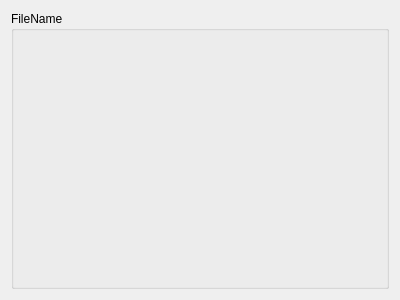
The window that imagebox.ui (grafscorp/ImageView) describes before a commit, drawn with Qt 5.
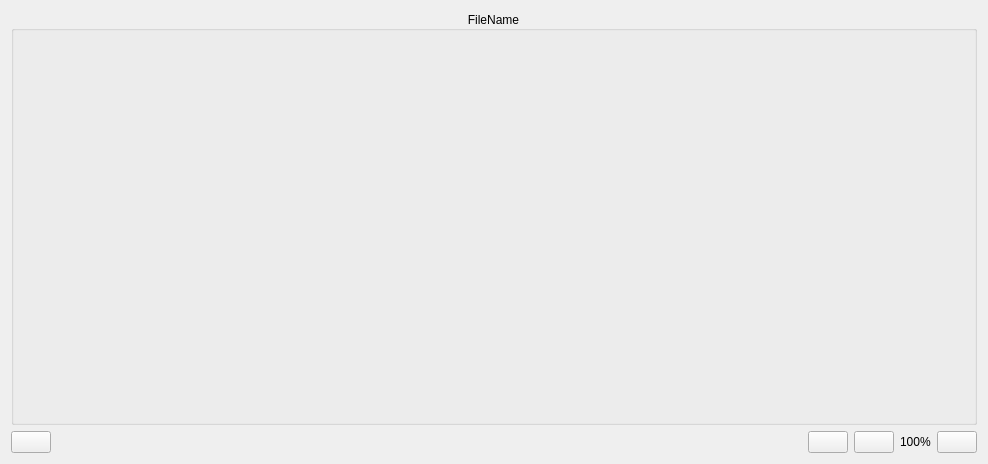
The same window after the commit. Icons and pictures are not drawn.

Diff of the .ui file:
```diff
--- a/imagebox.ui
+++ b/imagebox.ui
@@ -6,21 +6,179 @@
    <rect>
     <x>0</x>
     <y>0</y>
-    <width>400</width>
-    <height>300</height>
+    <width>988</width>
+    <height>464</height>
    </rect>
   </property>
+  <property name="sizePolicy">
+   <sizepolicy hsizetype="Preferred" vsizetype="Preferred">
+    <horstretch>0</horstretch>
+    <verstretch>0</verstretch>
+   </sizepolicy>
+  </property>
   <property name="windowTitle">
    <string>Form</string>
   </property>
   <layout class="QVBoxLayout" name="verticalLayout">
    <item>
     <widget class="QGroupBox" name="ImageGroupBox">
+     <property name="sizePolicy">
+      <sizepolicy hsizetype="Expanding" vsizetype="Expanding">
+       <horstretch>0</horstretch>
+       <verstretch>0</verstretch>
+      </sizepolicy>
+     </property>
      <property name="title">
       <string>FileName</string>
      </property>
+     <property name="alignment">
+      <set>Qt::AlignmentFlag::AlignCenter</set>
+     </property>
+     <property name="flat">
+      <bool>false</bool>
+     </property>
+     <property name="checkable">
+      <bool>false</bool>
+     </property>
+     <layout class="QVBoxLayout" name="verticalLayout_2">
+      <item>
+       <widget class="QLabel" name="image">
+        <property name="sizePolicy">
+         <sizepolicy hsizetype="Expanding" vsizetype="Expanding">
+          <horstretch>0</horstretch>
+          <verstretch>0</verstretch>
+         </sizepolicy>
+        </property>
+        <property name="text">
+         <string/>
+        </property>
+        <property name="alignment">
+         <set>Qt::AlignmentFlag::AlignCenter</set>
+        </property>
+       </widget>
+      </item>
+     </layout>
     </widget>
    </item>
+   <item>
+    <layout class="QHBoxLayout" name="all_images_HBOX"/>
+   </item>
+   <item>
+    <layout class="QHBoxLayout" name="Actions">
+     <item>
+      <layout class="QHBoxLayout" name="ActionLeft">
+       <item>
+        <widget class="QPushButton" name="show_all_button">
+         <property name="sizePolicy">
+          <sizepolicy hsizetype="Fixed" vsizetype="Fixed">
+           <horstretch>0</horstretch>
+           <verstretch>0</verstretch>
+          </sizepolicy>
+         </property>
+         <property name="icon">
+          <iconset theme="QIcon::ThemeIcon::EditPaste"/>
+         </property>
+        </widget>
+       </item>
+      </layout>
+     </item>
+     <item>
+      <spacer name="horizontalSpacer_2">
+       <property name="orientation">
+        <enum>Qt::Orientation::Horizontal</enum>
+       </property>
+       <property name="sizeHint" stdset="0">
+        <size>
+         <width>40</width>
+         <height>20</height>
+        </size>
+       </property>
+      </spacer>
+     </item>
+     <item>
+      <layout class="QHBoxLayout" name="ActionsRight">
+       <item>
+        <spacer name="horizontalSpacer">
+         <property name="orientation">
+          <enum>Qt::Orientation::Horizontal</enum>
+         </property>
+         <property name="sizeHint" stdset="0">
+          <size>
+           <width>40</width>
+           <height>20</height>
+          </size>
+         </property>
+        </spacer>
+       </item>
+       <item>
+        <widget class="QPushButton" name="fullScreenButton">
+         <property name="sizePolicy">
+          <sizepolicy hsizetype="Fixed" vsizetype="Fixed">
+           <horstretch>0</horstretch>
+           <verstretch>0</verstretch>
+          </sizepolicy>
+         </property>
+         <property name="text">
+          <string/>
+         </property>
+         <property name="icon">
+          <iconset theme="QIcon::ThemeIcon::ZoomFitBest"/>
+         </property>
+        </widget>
+       </item>
+       <item>
+        <layout class="QHBoxLayout" name="horizontalLayout">
+         <item>
+          <widget class="QPushButton" name="pushButton_2">
+           <property name="sizePolicy">
+            <sizepolicy hsizetype="Fixed" vsizetype="Fixed">
+             <horstretch>0</horstretch>
+             <verstretch>0</verstretch>
+            </sizepolicy>
+           </property>
+           <property name="text">
+            <string/>
+           </property>
+           <property name="icon">
+            <iconset theme="QIcon::ThemeIcon::ZoomOut"/>
+           </property>
+          </widget>
+         </item>
+         <item>
+          <widget class="QLabel" name="label">
+           <property name="sizePolicy">
+            <sizepolicy hsizetype="Fixed" vsizetype="Fixed">
+             <horstretch>0</horstretch>
+             <verstretch>0</verstretch>
+            </sizepolicy>
+           </property>
+           <property name="text">
+            <string>100%</string>
+           </property>
+          </widget>
+         </item>
+         <item>
+          <widget class="QPushButton" name="pushButton">
+           <property name="sizePolicy">
+            <sizepolicy hsizetype="Fixed" vsizetype="Fixed">
+             <horstretch>0</horstretch>
+             <verstretch>0</verstretch>
+            </sizepolicy>
+           </property>
+           <property name="text">
+            <string/>
+           </property>
+           <property name="icon">
+            <iconset theme="QIcon::ThemeIcon::ZoomIn"/>
+           </property>
+          </widget>
+         </item>
+        </layout>
+       </item>
+      </layout>
+     </item>
+    </layout>
+   </item>
   </layout>
  </widget>
  <resources/>
```
